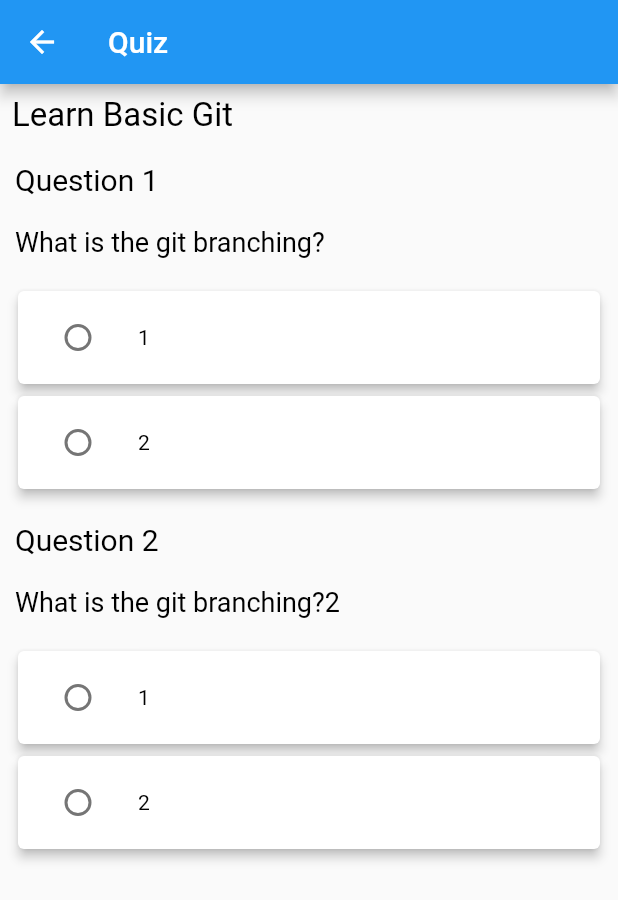
After one commit to DevEngineers/CTSE-Flutter-Project, a Flutter app: the screen it shows after launch, after a tap on "quiz", on a phone screen of 412 x 824 dp. The commit adds this screen. Shown: the top 900 px of the screen. Run offline on Flutter 3.47's test engine with Material 2 defaults, Android fonts, the phone set to English and light mode, and no system bars.

Commit message:
Creating quiz screen

```diff
--- a/lib/main.dart
+++ b/lib/main.dart
@@ -1,4 +1,5 @@
 import 'package:ctse_flutter_project/screens/home.dart';
+import 'package:ctse_flutter_project/screens/quiz.dart';
 import 'package:flutter/material.dart';
 
 void main() {
@@ -19,6 +20,7 @@ class MyApp extends StatelessWidget {
       initialRoute: Home.routeName,
       routes: {
         Home.routeName: ((context) => const Home()),
+        Quiz.routeName: ((context) => const Quiz())
       },
     );
   }
--- /dev/null
+++ b/lib/model/question.dart
@@ -0,0 +1,11 @@
+class Question {
+  final String id;
+  final String question;
+  final List<String> answers;
+  final String correctAnswer;
+  const Question(
+      {required this.id,
+      required this.question,
+      required this.answers,
+      required this.correctAnswer});
+}
--- a/lib/screens/home.dart
+++ b/lib/screens/home.dart
@@ -1,4 +1,6 @@
+import 'package:ctse_flutter_project/screens/quiz.dart';
 import 'package:flutter/material.dart';
+import '../components/button.dart';
 
 class Home extends StatelessWidget {
   static const String routeName = '/';
@@ -6,6 +8,19 @@ class Home extends StatelessWidget {
 
   @override
   Widget build(BuildContext context) {
-    return Scaffold(appBar: AppBar(title: const Text('Home')));
+    return Scaffold(
+      appBar: AppBar(title: const Text('Home')),
+      body: Column(
+        children: [
+          Button(
+            title: 'quiz',
+            onPress: () {
+              Navigator.of(context).pushNamed(Quiz.routeName);
+            },
+            width: 200,
+          )
+        ],
+      ),
+    );
   }
 }
--- /dev/null
+++ b/lib/screens/quiz.dart
@@ -0,0 +1,132 @@
+import 'package:ctse_flutter_project/components/custom_text.dart';
+import 'package:flutter/material.dart';
+
+import '../model/question.dart';
+
+const List<Question> q = [
+  Question(
+      id: '1',
+      question: 'What is the git branching?',
+      answers: ['1', '2'],
+      correctAnswer: '2'),
+  Question(
+      id: '2',
+      question: 'What is the git branching?2',
+      answers: ['1', '2'],
+      correctAnswer: '1')
+];
+
+class RadioButton extends StatelessWidget {
+  final String answer;
+  final String groupValue;
+  const RadioButton({Key? key, required this.answer, required this.groupValue})
+      : super(key: key);
+
+  @override
+  Widget build(BuildContext context) {
+    return SizedBox(
+      width: double.maxFinite,
+      height: 70,
+      child: Card(
+        elevation: 3,
+        child: Column(
+          mainAxisAlignment: MainAxisAlignment.center,
+          children: [
+            ListTile(
+              title: CustomText(text: answer),
+              leading: Radio(
+                value: answer,
+                groupValue: groupValue,
+                onChanged: (String? value) {},
+              ),
+            ),
+          ],
+        ),
+      ),
+    );
+  }
+}
+
+class QuizQuestion extends StatefulWidget {
+  final Question question;
+  final int questionNo;
+
+  const QuizQuestion(
+      {Key? key, required this.question, required this.questionNo})
+      : super(key: key);
+
+  @override
+  State<StatefulWidget> createState() => _QuizQuestion();
+}
+
+class _QuizQuestion extends State<QuizQuestion> {
+  @override
+  Widget build(BuildContext context) {
+    return Column(
+      mainAxisAlignment: MainAxisAlignment.start,
+      crossAxisAlignment: CrossAxisAlignment.start,
+      children: [
+        Padding(
+          padding: const EdgeInsets.all(10),
+          child: CustomText(
+            text: 'Question ${widget.questionNo}',
+            color: 'grey',
+            type: 'bodyText',
+          ),
+        ),
+        Padding(
+          padding: const EdgeInsets.all(10),
+          child: CustomText(
+              text: widget.question.question,
+              color: 'black',
+              type: 'bodyTextTwo'),
+        ),
+        Padding(
+          padding: const EdgeInsets.all(8),
+          child: ListView.builder(
+            shrinkWrap: true,
+            itemCount: widget.question.answers.length,
+            itemBuilder: (context, index) {
+              return RadioButton(
+                  answer: widget.question.answers.elementAt(index),
+                  groupValue: '');
+            },
+          ),
+        )
+      ],
+    );
+  }
+}
+
+class Quiz extends StatelessWidget {
+  static const String routeName = '/quiz';
+  const Quiz({Key? key}) : super(key: key);
+
+  @override
+  Widget build(BuildContext context) {
+    return Scaffold(
+        appBar: AppBar(title: const Text('Quiz')),
+        body: Column(
+          mainAxisAlignment: MainAxisAlignment.start,
+          crossAxisAlignment: CrossAxisAlignment.start,
+          children: [
+            const Padding(
+                padding: EdgeInsets.all(8),
+                child: CustomText(
+                  text: 'Learn Basic Git',
+                  type: 'headText',
+                )),
+            ListView.builder(
+              shrinkWrap: true,
+              itemCount: q.length,
+              itemBuilder: (context, index) {
+                return QuizQuestion(
+                  question: q.elementAt(index),
+                  questionNo: index+1,
+                );
+              },
+            ),
+          ],
+        ));
+  }
+}
```
